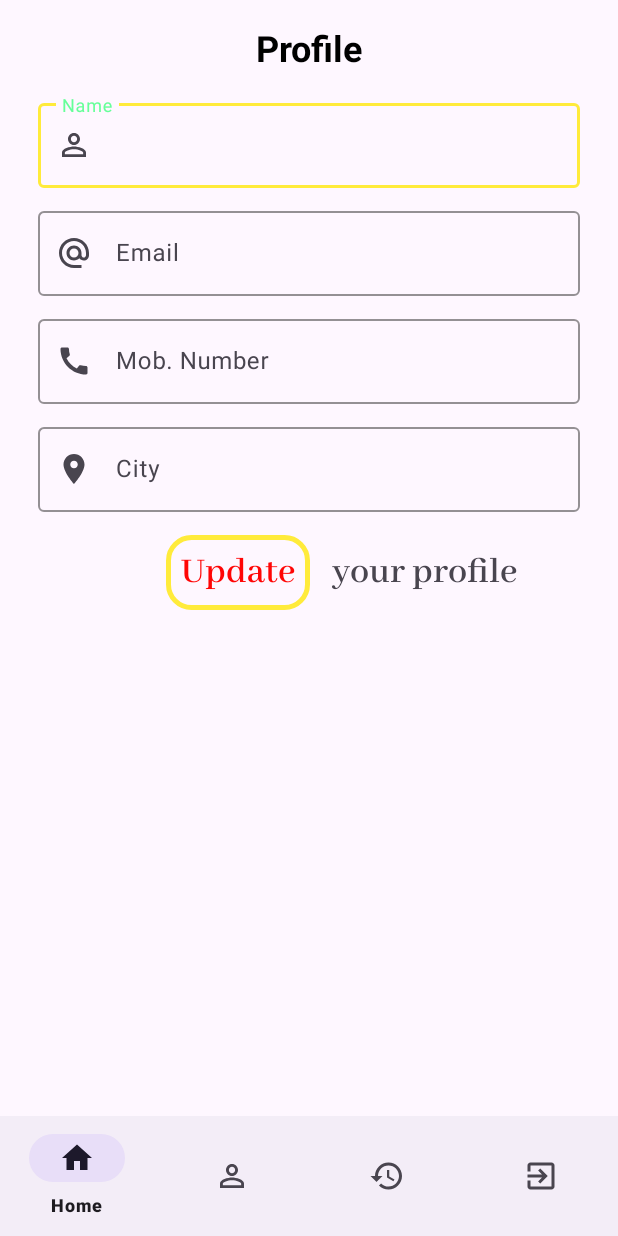
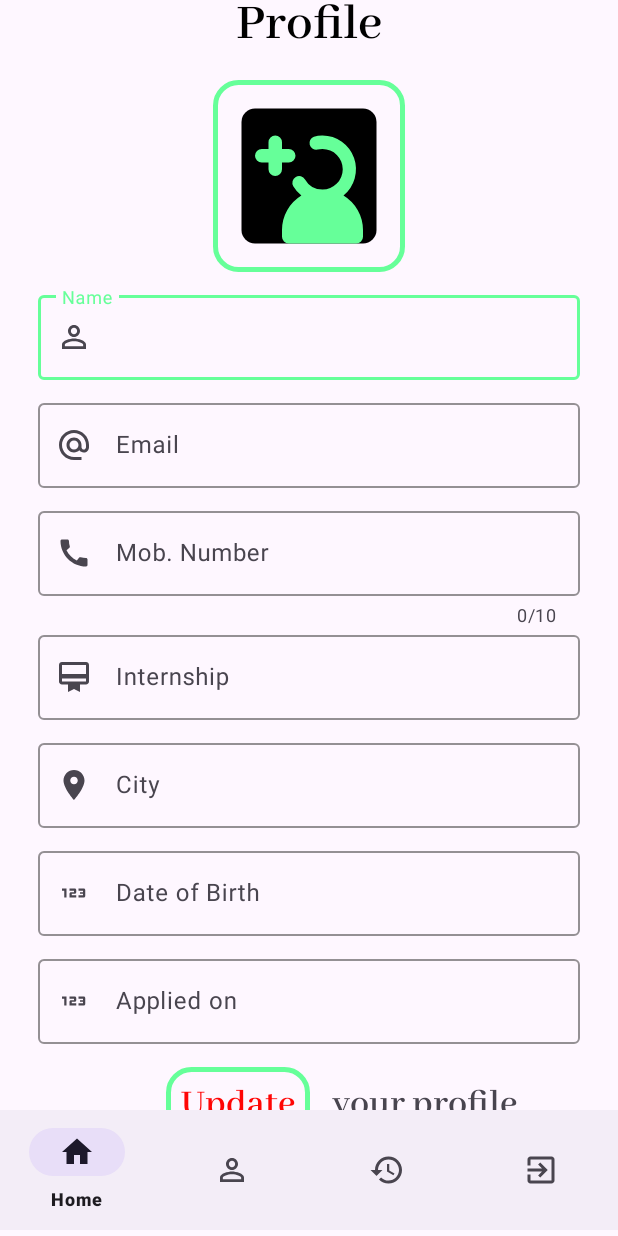
Before and after one commit to saifikram969/Intern-App-Webmobi-project, an Android app: the Edit_Profile screen opened directly, with no data from a screen before it, on a phone screen of 412 x 824 dp. Run offline under Robolectric (Android 15) with nearby library versions, the phone set to English and light mode, and no system bars.

Commit message:
updating in create_account_activity and creating editprofile_activity

```diff
--- /dev/null
+++ b/app/src/main/res/drawable/dob.xml
@@ -0,0 +1,5 @@
+<vector android:height="24dp" android:tint="#000000"
+    android:viewportHeight="24" android:viewportWidth="24"
+    android:width="24dp" xmlns:android="http://schemas.android.com/apk/res/android">
+    <path android:fillColor="@android:color/white" android:pathData="M7,15H5.5v-4.5H4V9h3V15zM13.5,13.5h-3v-1h2c0.55,0 1,-0.45 1,-1V10c0,-0.55 -0.45,-1 -1,-1H9v1.5h3v1h-2c-0.55,0 -1,0.45 -1,1V15h4.5V13.5zM19.5,14v-4c0,-0.55 -0.45,-1 -1,-1H15v1.5h3v1h-2v1h2v1h-3V15h3.5C19.05,15 19.5,14.55 19.5,14z"/>
+</vector>
--- /dev/null
+++ b/app/src/main/res/drawable/internship.xml
@@ -0,0 +1,5 @@
+<vector android:height="24dp" android:tint="#000000"
+    android:viewportHeight="24" android:viewportWidth="24"
+    android:width="24dp" xmlns:android="http://schemas.android.com/apk/res/android">
+    <path android:fillColor="@android:color/white" android:pathData="M20,2L4,2c-1.11,0 -2,0.89 -2,2v11c0,1.11 0.89,2 2,2h4v5l4,-2 4,2v-5h4c1.11,0 2,-0.89 2,-2L22,4c0,-1.11 -0.89,-2 -2,-2zM20,15L4,15v-2h16v2zM20,10L4,10L4,4h16v6z"/>
+</vector>
--- /dev/null
+++ b/app/src/main/res/drawable/new_outline.xml
@@ -0,0 +1,22 @@
+<?xml version="1.0" encoding="utf-8"?>
+<selector xmlns:android="http://schemas.android.com/apk/res/android">
+    <item android:state_enabled="true">
+        <shape android:shape="rectangle">
+
+            <corners android:radius="15dp"/>
+            <padding android:left="10dp" android:right="10dp" android:top="10dp" android:bottom="10dp"/>
+            <stroke android:width="3dp" android:color="@color/my_primary"/>
+        </shape>
+    </item>
+    <item
+        android:state_enabled="false">
+        <shape android:shape="rectangle">
+
+            <corners android:radius="15dp"/>
+            <padding android:left="10dp" android:right="10dp" android:top="10dp" android:bottom="10dp"/>
+            <stroke android:width="3dp" android:color="@color/black"/>
+            <solid android:color="@color/grey"/>
+        </shape>
+    </item>
+
+</selector>
--- a/app/src/main/res/layout/activity_create_account.xml
+++ b/app/src/main/res/layout/activity_create_account.xml
@@ -18,6 +18,7 @@
             android:layout_marginEnd="10dp"
 
             android:layout_marginBottom="5dp">
+
             <ImageView
                 android:layout_width="128dp"
                 android:layout_height="128dp"
--- a/app/src/main/res/layout/activity_edit_profile.xml
+++ b/app/src/main/res/layout/activity_edit_profile.xml
@@ -1,14 +1,21 @@
 <?xml version="1.0" encoding="utf-8"?>
-<RelativeLayout xmlns:android="http://schemas.android.com/apk/res/android"
+<androidx.constraintlayout.widget.ConstraintLayout xmlns:android="http://schemas.android.com/apk/res/android"
     xmlns:app="http://schemas.android.com/apk/res-auto"
     xmlns:tools="http://schemas.android.com/tools"
     android:layout_width="match_parent"
     android:layout_height="match_parent"
     tools:context=".Edit_Profile"
     android:orientation="vertical">
+
     <androidx.core.widget.NestedScrollView
+        android:id="@+id/scrlview"
         android:layout_width="match_parent"
-        android:layout_height="wrap_content">
+        android:layout_height="wrap_content"
+        app:layout_constraintEnd_toEndOf="parent"
+        app:layout_constraintStart_toStartOf="parent"
+        app:layout_constraintTop_toTopOf="parent"
+
+        app:layout_constraintBottom_toTopOf="@id/nav_view">
 
         <LinearLayout
             android:layout_width="match_parent"
@@ -23,15 +30,26 @@
                 android:layout_width="match_parent"
                 android:layout_height="wrap_content"
                 android:layout_gravity="center"
+                android:layout_marginBottom="15dp"
+                android:fontFamily="@font/abhaya_libre_semibold"
                 android:gravity="center"
-                android:layout_marginBottom="15dp"
+                android:text="Profile"
+                android:textColor="@color/black"
+                android:textSize="35sp"
+                android:textStyle="bold" />
 
-                android:text="Profile"
-                android:textSize="24sp"
-                android:textStyle="bold"
-                android:textColor="@color/black"/>
+            <ImageView
+                android:id="@+id/sign_up_icon"
+                android:layout_width="128dp"
+                android:layout_height="128dp"
+                android:layout_gravity="center"
+                android:src="@drawable/sign_up_vector"
+                android:contextClickable="true"
+                android:focusable="true"
+                android:layout_marginBottom="10dp"
+                android:background="@drawable/new_outline"
 
-
+                />
 
             <com.google.android.material.textfield.TextInputLayout
                 android:id="@+id/pname"
@@ -39,35 +57,34 @@
                 android:layout_height="wrap_content"
                 android:layout_marginBottom="10dp"
                 android:hint="Name"
-                app:startIconDrawable="@drawable/person"
-                app:boxStrokeColor="@color/yellow"
-               >
+                app:boxStrokeColor="@color/my_primary"
+                app:startIconDrawable="@drawable/person">
 
                 <com.google.android.material.textfield.TextInputEditText
                     android:id="@+id/ename"
                     android:layout_width="match_parent"
                     android:layout_height="wrap_content"
                     android:inputType="textPersonName"
-                    android:textColor="@color/black"
-                    />
+                    android:textColor="@color/black" />
 
             </com.google.android.material.textfield.TextInputLayout>
+
             <com.google.android.material.textfield.TextInputLayout
                 android:id="@+id/pmail"
                 android:layout_width="match_parent"
                 android:layout_height="wrap_content"
+                android:layout_marginBottom="10dp"
                 android:hint="@string/email"
-                app:boxStrokeColor="@color/yellow"
-                android:layout_marginBottom="10dp"
+                app:boxStrokeColor="@color/my_primary"
                 app:startIconDrawable="@drawable/email">
 
                 <com.google.android.material.textfield.TextInputEditText
                     android:id="@+id/eEmail"
                     android:layout_width="match_parent"
                     android:layout_height="wrap_content"
+                    android:enabled="false"
                     android:inputType="textEmailAddress"
-                    android:enabled="false"
-                    android:textColor="@color/black"/>
+                    android:textColor="@color/black" />
             </com.google.android.material.textfield.TextInputLayout>
 
             <com.google.android.material.textfield.TextInputLayout
@@ -75,20 +92,44 @@
                 android:layout_width="match_parent"
                 android:layout_height="wrap_content"
                 android:hint="Mob. Number"
+                app:boxStrokeColor="@color/my_primary"
+                app:counterEnabled="true"
 
-                android:layout_marginBottom="10dp"
+                app:counterMaxLength="10"
                 app:prefixText="+91"
-                app:boxStrokeColor="@color/yellow"
                 app:prefixTextColor="@color/red"
                 app:startIconDrawable="@drawable/call">
+
+                <com.google.android.material.textfield.TextInputEditText
+                    android:id="@+id/intern"
+                    android:layout_width="match_parent"
+                    android:layout_height="wrap_content"
+                    android:enabled="false"
+                    android:inputType="phone"
+                    android:maxLength="10"
+                    android:textColor="@color/black" />
+
+            </com.google.android.material.textfield.TextInputLayout>
+
+            <com.google.android.material.textfield.TextInputLayout
+                android:id="@+id/pintern"
+                android:layout_width="match_parent"
+                android:layout_height="wrap_content"
+                android:layout_marginBottom="10dp"
+
+                android:hint="Internship"
+
+                app:boxStrokeColor="@color/my_primary"
+
+                app:startIconDrawable="@drawable/internship">
 
                 <com.google.android.material.textfield.TextInputEditText
                     android:id="@+id/Enum"
                     android:layout_width="match_parent"
                     android:layout_height="wrap_content"
+                    android:enabled="false"
                     android:inputType="phone"
-                    android:enabled="false"
-                    android:textColor="@color/black"/>
+                    android:textColor="@color/black" />
 
             </com.google.android.material.textfield.TextInputLayout>
 
@@ -96,9 +137,9 @@
                 android:id="@+id/txtcity"
                 android:layout_width="match_parent"
                 android:layout_height="wrap_content"
+                android:layout_marginBottom="10dp"
                 android:hint="City"
-                android:layout_marginBottom="10dp"
-                app:boxStrokeColor="@color/yellow"
+                app:boxStrokeColor="@color/my_primary"
                 app:startIconDrawable="@drawable/loc">
 
                 <com.google.android.material.textfield.TextInputEditText
@@ -110,46 +151,88 @@
                     android:textColor="@color/black" />
             </com.google.android.material.textfield.TextInputLayout>
 
+            <com.google.android.material.textfield.TextInputLayout
+                android:id="@+id/txtdob"
+                android:layout_width="match_parent"
+                android:layout_height="wrap_content"
+                android:layout_marginBottom="10dp"
+                android:hint="Date of Birth"
+                app:boxStrokeColor="@color/my_primary"
+                app:startIconDrawable="@drawable/dob">
+
+                <com.google.android.material.textfield.TextInputEditText
+                    android:id="@+id/dob"
+                    android:layout_width="match_parent"
+                    android:layout_height="wrap_content"
+
+                    android:inputType="date"
+                    android:textColor="@color/black" />
+            </com.google.android.material.textfield.TextInputLayout>
+
+            <com.google.android.material.textfield.TextInputLayout
+                android:id="@+id/app_date"
+                android:layout_width="match_parent"
+                android:layout_height="wrap_content"
+                android:layout_marginBottom="10dp"
+                android:hint="Applied on"
+                app:boxStrokeColor="@color/my_primary"
+                app:startIconDrawable="@drawable/dob">
+
+                <com.google.android.material.textfield.TextInputEditText
+                    android:id="@+id/apply"
+                    android:layout_width="match_parent"
+                    android:layout_height="wrap_content"
+
+                    android:inputType="date"
+                    android:textColor="@color/black" />
+            </com.google.android.material.textfield.TextInputLayout>
 
             <LinearLayout
                 android:layout_width="match_parent"
                 android:layout_height="wrap_content"
-                android:layout_marginTop="5dp"
-                >
+                android:layout_marginTop="5dp">
+
                 <androidx.appcompat.widget.AppCompatTextView
                     android:id="@+id/btnupdate"
                     android:layout_width="wrap_content"
                     android:layout_height="wrap_content"
+                    android:layout_marginStart="85dp"
+                    android:background="@drawable/new_outline"
+                    android:backgroundTintMode="@color/grey"
+                    android:clickable="true"
+                    android:focusable="true"
+                    android:fontFamily="@font/abhaya_libre_semibold"
                     android:text="Update"
                     android:textColor="@color/red"
-                    android:textStyle="bold"
-                    android:clickable="true"
-                    android:fontFamily="@font/abhaya_libre_semibold"
                     android:textSize="25sp"
-                    android:focusable="true"
-                    android:layout_marginStart="85dp"
-                    android:background="@drawable/yellow_line"
-                    android:backgroundTintMode="@color/grey"
-                    />
+                    android:textStyle="bold" />
+
                 <androidx.appcompat.widget.AppCompatTextView
 
                     android:layout_width="wrap_content"
                     android:layout_height="wrap_content"
+                    android:layout_marginStart="10dp"
+
+                    android:focusable="true"
+                    android:fontFamily="@font/abhaya_libre_semibold"
                     android:text=" your profile"
-
-                    android:fontFamily="@font/abhaya_libre_semibold"
-                    android:textSize="25sp"
-                    android:focusable="true"
-                    android:layout_marginStart="10dp"
-                    />
+                    android:textSize="25sp" />
 
             </LinearLayout>
         </LinearLayout>
     </androidx.core.widget.NestedScrollView>
+
     <com.google.android.material.bottomnavigation.BottomNavigationView
         android:id="@+id/nav_view"
         android:layout_width="match_parent"
         android:layout_height="wrap_content"
-        app:menu="@menu/nav_menu"
-        android:layout_alignParentBottom="true"/>
-</RelativeLayout>
+        android:layout_gravity="bottom"
+
+        android:layout_marginBottom="4dp"
+        app:layout_constraintBottom_toBottomOf="parent"
+        app:layout_constraintEnd_toEndOf="parent"
+        app:layout_constraintHorizontal_bias="0.0"
+        app:layout_constraintStart_toStartOf="parent"
+
+        app:menu="@menu/nav_menu" />
+</androidx.constraintlayout.widget.ConstraintLayout>
```
Also changed, not shown: app/build.gradle.kts (+3 -5 lines), app/src/main/AndroidManifest.xml (+1 -6 lines).
